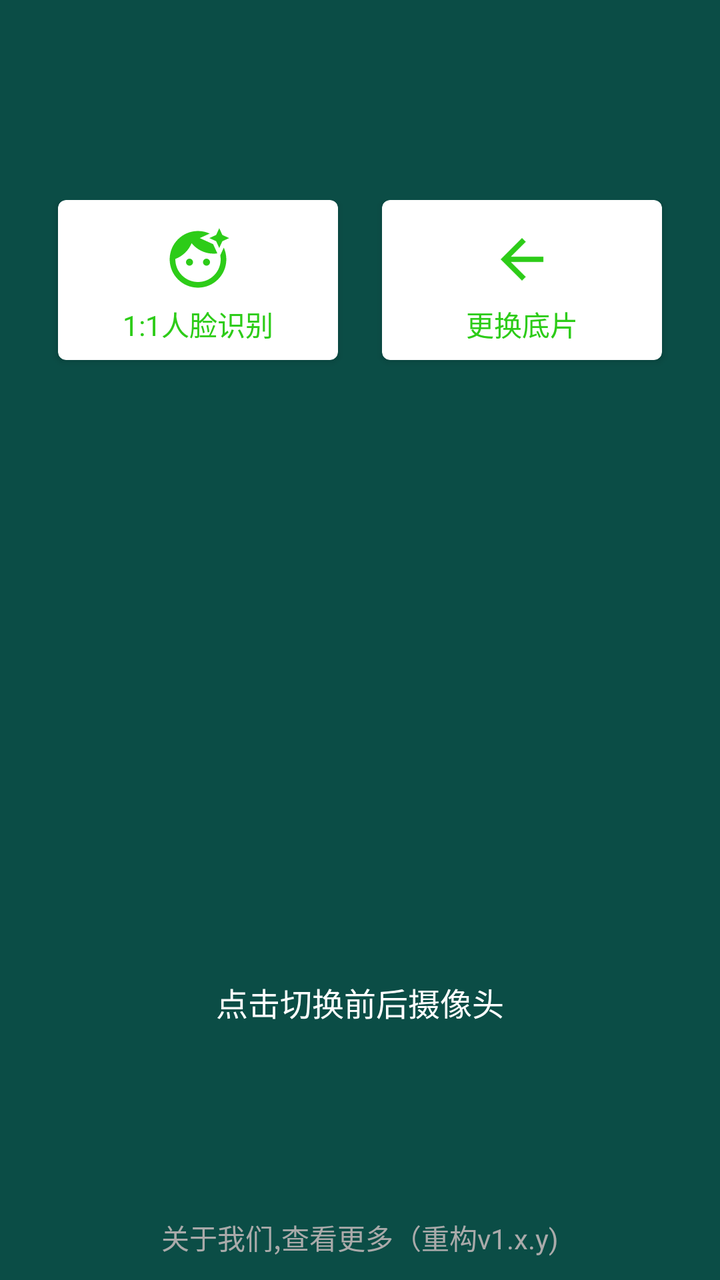
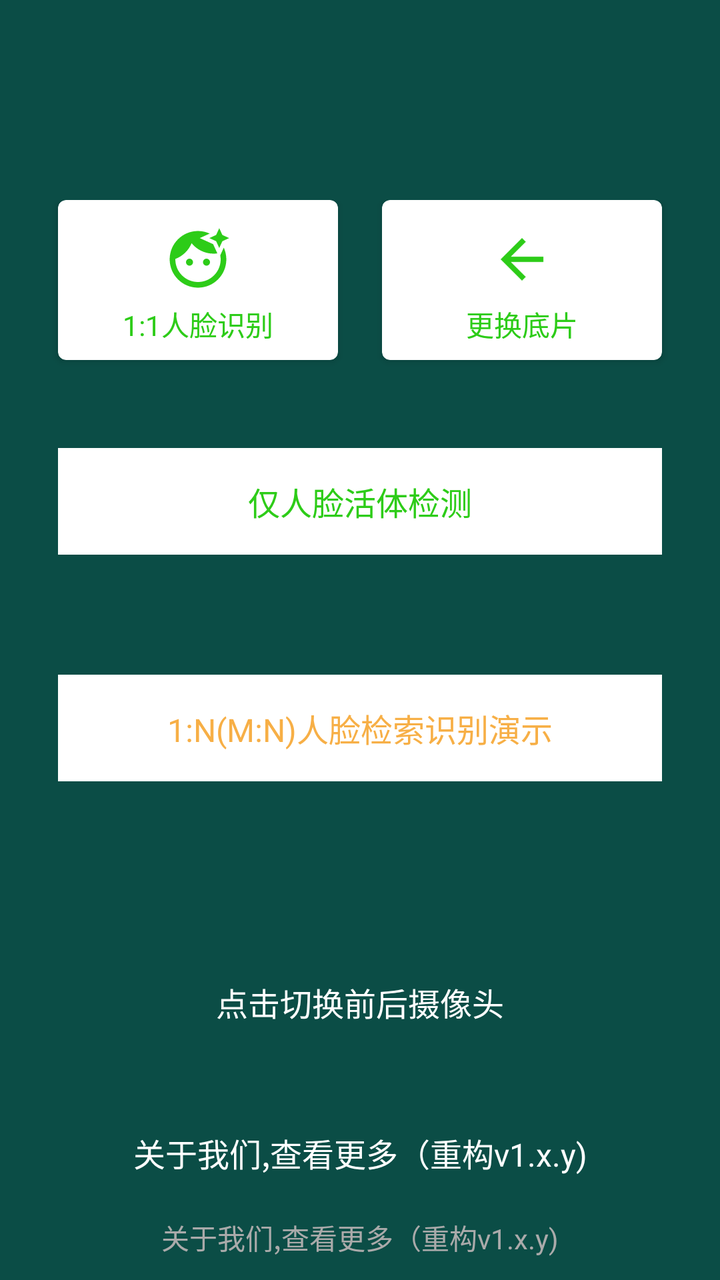

The first picture is an Android layout as it rendered before a commit; the second is the same layout after the commit. The layout source and the unified diff follow.
<!-- AndroidManifest.xml: application theme Theme.AppCompat.NoActionBar -->
<!-- res/layout/activity_navi.xml -->
<?xml version="1.0" encoding="utf-8"?>
<androidx.constraintlayout.widget.ConstraintLayout xmlns:android="http://schemas.android.com/apk/res/android"
    xmlns:app="http://schemas.android.com/apk/res-auto"
    xmlns:tools="http://schemas.android.com/tools"
    android:layout_width="match_parent"
    android:layout_height="match_parent"
    android:background="@color/colorPrimary"
    android:paddingTop="100dp"
    tools:context=".NaviActivity">

    
    <androidx.cardview.widget.CardView
        android:id="@+id/face_verify_card"
        android:layout_width="0dp"
        android:layout_height="80dp"
        app:cardCornerRadius="4dp"
        android:layout_marginLeft="29dp"
        android:layout_marginRight="11dp"
        app:cardBackgroundColor="@color/white"
        app:layout_constraintEnd_toStartOf="@+id/update_base_image"
        app:layout_constraintStart_toStartOf="parent"
        app:layout_constraintTop_toTopOf="parent">

        <LinearLayout
            android:layout_width="match_parent"
            android:layout_height="wrap_content"
            android:layout_gravity="center"
            android:orientation="vertical">

            <ImageView
                android:layout_width="44dp"
                android:layout_height="44dp"
                android:padding="5dp"
                android:layout_gravity="center_horizontal"
                android:src="@drawable/baseline_face_retouching_natural_24" />

            <TextView
                android:id="@+id/face_verify"
                android:layout_width="match_parent"
                android:layout_height="wrap_content"
                android:layout_gravity="center_horizontal"
                android:gravity="center"
                android:text="1:1人脸识别"
                android:textColor="#2DCC18"
                android:textSize="14sp" />

        </LinearLayout>

    </androidx.cardview.widget.CardView>


    
    <androidx.cardview.widget.CardView
        android:id="@+id/update_base_image"
        android:layout_width="0dp"
        android:layout_height="80dp"
        app:cardCornerRadius="4dp"
        android:layout_marginRight="29dp"
        android:layout_marginLeft="11dp"

        app:cardBackgroundColor="@color/white"
        app:layout_constraintEnd_toEndOf="parent"
        app:layout_constraintStart_toEndOf="@+id/face_verify_card"
        app:layout_constraintTop_toTopOf="parent">

        <LinearLayout
            android:layout_width="match_parent"
            android:layout_height="wrap_content"
            android:layout_gravity="center"
            android:orientation="vertical">

            <ImageView
                android:layout_width="44dp"
                android:layout_height="44dp"
                android:padding="6dp"
                android:layout_gravity="center_horizontal"
                android:src="@drawable/ic_baseline_arrow_back_24" />

            <TextView
                android:id="@+id/change_base_img"
                android:layout_width="match_parent"
                android:layout_height="wrap_content"
                android:layout_gravity="center_horizontal"
                android:gravity="center"
                android:text="更换底片"
                android:textColor="#2DCC18"
                android:textSize="14sp"
                app:layout_constraintTop_toBottomOf="@+id/update_base_image" />

        </LinearLayout>

    </androidx.cardview.widget.CardView>



    <TextView
        android:id="@+id/liveness_detection"
        android:layout_width="match_parent"
        android:layout_height="wrap_content"
        android:layout_marginTop="44dp"
        android:background="@color/white"
        android:gravity="center"
        android:layout_marginLeft="29dp"
        android:layout_marginRight="29dp"
        android:paddingTop="15dp"
        android:paddingBottom="15dp"
        android:text="仅人脸活体检测"
        android:textColor="#2DCC18"
        android:textSize="16sp"
        android:visibility="invisible"
        app:layout_constraintEnd_toEndOf="parent"
        app:layout_constraintStart_toStartOf="parent"
        app:layout_constraintTop_toBottomOf="@+id/update_base_image" />



    <TextView
        android:id="@+id/face_search_1_n"
        android:layout_width="match_parent"
        android:layout_height="wrap_content"
        android:layout_marginTop="60dp"
        android:background="@color/white"
        android:gravity="center"
        android:layout_marginLeft="29dp"
        android:layout_marginRight="29dp"
        android:paddingTop="15dp"
        android:paddingBottom="15dp"
        android:visibility="invisible"
        android:text="1:N(M:N)人脸检索识别演示"
        android:textColor="@color/yellow"
        android:textSize="16sp"
        app:layout_constraintEnd_toEndOf="parent"
        app:layout_constraintStart_toStartOf="parent"
        app:layout_constraintTop_toBottomOf="@+id/liveness_detection" />




    <TextView
        android:id="@+id/change_camera"
        android:layout_width="match_parent"
        android:layout_height="wrap_content"
        android:layout_gravity="bottom"
        android:gravity="center"
        android:textColor="@android:color/white"
        android:textSize="16sp"
        android:layout_marginTop="25dp"
        android:layout_marginBottom="33dp"
        app:layout_constraintBottom_toTopOf="@+id/more_about_me"
        android:text="点击切换前后摄像头" />


    <TextView
        android:id="@+id/more_about_me"
        android:layout_width="match_parent"
        android:layout_height="wrap_content"
        android:gravity="center"
        android:padding="19dp"
        android:visibility="invisible"
        android:text="关于我们,查看更多（重构v1.x.y)"
        android:textColor="@android:color/white"
        android:textSize="16sp"
        android:layout_marginBottom="33dp"
        app:layout_constraintBottom_toBottomOf="parent" />



    <TextView
        android:id="@+id/device_info"
        android:layout_width="match_parent"
        android:layout_height="wrap_content"
        android:gravity="center"
        android:padding="11dp"
        android:text="关于我们,查看更多（重构v1.x.y)"
        android:textColor="@android:color/darker_gray"
        android:textSize="14sp"
        app:layout_constraintBottom_toBottomOf="parent" />


</androidx.constraintlayout.widget.ConstraintLayout>
<!-- resources referenced by this layout -->
<resources>
  <color name="colorPrimary">#0B4D46</color>
  <color name="white">#FFFFFFFF</color>
  <color name="yellow">#F7AF46</color>
  <!-- drawable baseline_face_retouching_natural_24 (drawable) -->
  <vector android:height="24dp" android:tint="#2DCC18"
      android:viewportHeight="24" android:viewportWidth="24"
      android:width="24dp" xmlns:android="http://schemas.android.com/apk/res/android">
      <path android:fillColor="@android:color/white" android:pathData="M9,13m-1.25,0a1.25,1.25 0,1 1,2.5 0a1.25,1.25 0,1 1,-2.5 0"/>
      <path android:fillColor="@android:color/white" android:pathData="M20.77,8.58l-0.92,2.01c0.09,0.46 0.15,0.93 0.15,1.41 0,4.41 -3.59,8 -8,8s-8,-3.59 -8,-8c0,-0.05 0.01,-0.1 0,-0.14 2.6,-0.98 4.69,-2.99 5.74,-5.55C11.58,8.56 14.37,10 17.5,10c0.45,0 0.89,-0.04 1.33,-0.1l-0.6,-1.32 -0.88,-1.93 -1.93,-0.88 -2.79,-1.27 2.79,-1.27 0.71,-0.32C14.87,2.33 13.47,2 12,2 6.48,2 2,6.48 2,12s4.48,10 10,10 10,-4.48 10,-10c0,-1.47 -0.33,-2.87 -0.9,-4.13l-0.33,0.71z"/>
      <path android:fillColor="@android:color/white" android:pathData="M15,13m-1.25,0a1.25,1.25 0,1 1,2.5 0a1.25,1.25 0,1 1,-2.5 0"/>
      <path android:fillColor="@android:color/white" android:pathData="M20.6,5.6L19.5,8l-1.1,-2.4L16,4.5l2.4,-1.1L19.5,1l1.1,2.4L23,4.5z"/>
  </vector>
  <!-- drawable ic_baseline_arrow_back_24 (drawable) -->
  <vector android:autoMirrored="true" android:height="24dp"
      android:tint="#2DCC18" android:viewportHeight="24"
      android:viewportWidth="24" android:width="24dp" xmlns:android="http://schemas.android.com/apk/res/android">
      <path android:fillColor="@android:color/white" android:pathData="M20,11H7.83l5.59,-5.59L12,4l-8,8 8,8 1.41,-1.41L7.83,13H20v-2z"/>
  </vector>
</resources>

<!-- the commit's change to res/layout/activity_navi.xml (unified diff, before → after) -->
@@ -107,7 +107,7 @@
         android:text="仅人脸活体检测"
         android:textColor="#2DCC18"
         android:textSize="16sp"
-        android:visibility="invisible"
+        android:visibility="visible"
         app:layout_constraintEnd_toEndOf="parent"
         app:layout_constraintStart_toStartOf="parent"
         app:layout_constraintTop_toBottomOf="@+id/update_base_image" />
@@ -125,7 +125,7 @@
         android:layout_marginRight="29dp"
         android:paddingTop="15dp"
         android:paddingBottom="15dp"
-        android:visibility="invisible"
+        android:visibility="visible"
         android:text="1:N(M:N)人脸检索识别演示"
         android:textColor="@color/yellow"
         android:textSize="16sp"
@@ -156,7 +156,7 @@
         android:layout_height="wrap_content"
         android:gravity="center"
         android:padding="19dp"
-        android:visibility="invisible"
+        android:visibility="visible"
         android:text="关于我们,查看更多（重构v1.x.y)"
         android:textColor="@android:color/white"
         android:textSize="16sp"
